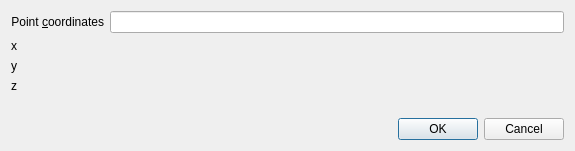
Above: Polyhedron/demo/Polyhedron/Show_point_dialog.ui from CGAL/cgal before the change. Below: the same form after it.
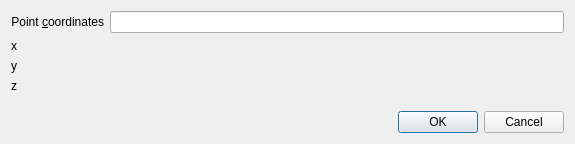
That is the form after the change.

```diff
--- a/Polyhedron/demo/Polyhedron/Show_point_dialog.ui
+++ b/Polyhedron/demo/Polyhedron/Show_point_dialog.ui
@@ -7,7 +7,7 @@
     <x>0</x>
     <y>0</y>
     <width>575</width>
-    <height>151</height>
+    <height>144</height>
    </rect>
   </property>
   <property name="windowTitle">
```
